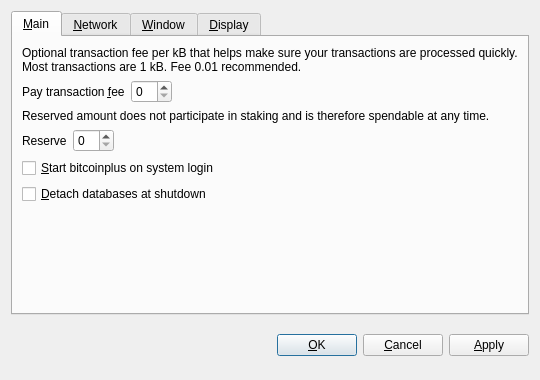
Qt form src/qt/forms/optionsdialog.ui (stubma/xbcwalletsource) before a commit.
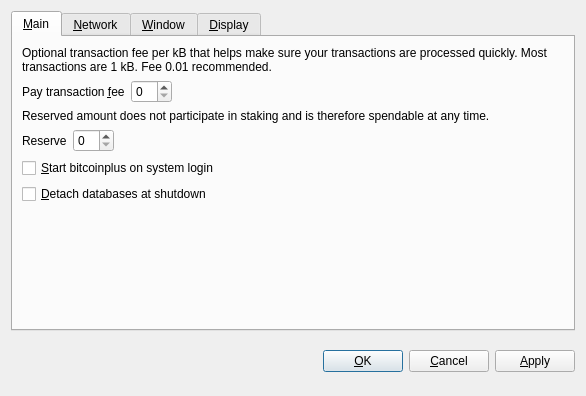
The same form after that commit. Icons and pictures are not drawn. Custom widgets are drawn as their Qt base class.

Commit message: GUI and style updates, new logos - version up

Diff of the .ui file:
```diff
--- a/src/qt/forms/optionsdialog.ui
+++ b/src/qt/forms/optionsdialog.ui
@@ -6,13 +6,274 @@
    <rect>
     <x>0</x>
     <y>0</y>
-    <width>540</width>
-    <height>380</height>
+    <width>586</width>
+    <height>396</height>
    </rect>
   </property>
   <property name="windowTitle">
    <string>Options</string>
   </property>
+  <property name="styleSheet">
+   <string notr="true">QDialog {
+        color: white;
+        background-color: #343434;
+        border: none;
+}
+
+QMainWindow {
+        color: white;
+        background-color: #343434;
+        border: none;
+}
+
+QMenu {
+        background-color: #343434;
+        color: white;
+}
+
+QMenu::item:selected {
+        background-color: #e86941;
+        color: white;
+}
+
+QMenu::item:hover {
+        background-color: #33ffff;
+        color: white;
+}
+
+QProgressBar {
+        background-color: #343434;
+        border-radius: 6px;
+        text-align: center;
+        color: white;
+}
+
+QProgressBar::chunk {
+        background: QLinearGradient(x1: 0, y1: 0, x2: 1, y2: 0, stop: 0 #000000, stop: 1 #e86941);
+        border-radius: 6px; margin: 0px;
+}
+
+QScrollArea {
+        border-radius: 6px;
+        border-width: 0;
+        border-style: none;
+        padding: 8px;
+        background-color: #000000;
+        color: white;
+}
+
+QFormLayout {
+        border-radius: 6px;
+        border-width: 0;
+        border-style: none;
+        padding: 8px;
+        background-color: #000000;
+        color: white;
+}
+
+QCheckBox {
+        border-radius: 4px;
+        border-width: 0;
+        border-style: none;
+        padding: 8px;
+        background-color: #000000;
+        color: white;
+}
+
+QVBoxLayout {
+        border-radius: 6px;
+        border-width: 0;
+        border-style: none;
+        padding: 8px;
+        background-color: #000000;
+        color: white;
+}
+
+QFrame#central {
+        background-color: #343434;
+        border: none
+}
+
+QFrame#SendCoinsEntry {
+        background-color: #343434;
+        border: none;
+        min-width: 10em;
+        padding: 6px;
+}
+
+QFrame#frame, QFrame#frame_2, QFrame#frame_3 {
+        background-color: #000000;
+        border-style: plain;
+        border-width: 20px;
+        border-radius: 15px;
+        border-color: #000000;
+        min-width: 10em;
+        padding: 6px;
+}
+
+QLabel {
+        background-color: transparent;
+        color: white;
+        font-weight: normal
+}
+
+QLabel[openExternalLinks=true], QHeaderView {
+        color: #aaaaaa
+}
+
+QLabel[openExternalLinks=false] {
+        color: white;
+        font-weight: normal
+}
+
+QPushButton, QToolButton {
+        border: 2px solid #000000;
+        border-radius: 3px;
+        background-color: #000000;
+        color: white;
+        padding: 6px;
+        margin: 6px;
+}
+
+QPushButton:checked, QToolButton:checked {
+        color: #e86941;
+}
+
+QPushButton:pressed, QToolButton:pressed {
+        border-color: #e86941;
+        color: #e86941;
+}
+
+QPushButton:disabled, QToolButton:disabled {
+        color: #444;
+        background-color: #222222;
+}
+
+scrollAreaWidgetContents QToolButton {
+        border-radius: 8px;
+        border-width: 0px;
+}
+
+scrollAreaWidgetContents {
+        background: #222222
+}
+
+scrollAreaWidgetContents &gt; QFrame {
+        background-color: #222222;
+        border-width: 0px;
+        border-style: none;
+}
+
+QToolBar {
+        background: #343434;
+        border: 0px solid black;
+        padding: 3px;
+}
+
+QToolBar::handle {
+        image: url(handle.png);
+}
+
+QMenuBar {
+        background: #343434;
+}
+
+QMenuBar::item {
+        background: #343434;
+        color: white;
+}
+
+QStatusBar {
+        background: #343434;
+}
+
+QLineEdit {
+        border-radius: 6px;
+        border-width: 1px;
+        border-color: #222222;
+        padding: 8px;
+        background-color: #000000;
+        color: white;
+}
+
+QLineEdit:disabled {
+        border-radius: 6px;
+        border-width: 1px;
+        border-color: #222222;
+        padding: 8px;
+        background-color: #262626;
+        color: white;
+}
+
+QComboBox {
+        border-radius: 8px;
+        border-width: 0;
+        border-style: none;
+        padding: 4px;
+        background-color: #000000;
+        color: white;
+}
+
+payAmount {
+        border-radius: 8px;
+        border-width: 0;
+        border-style: none;
+        padding: 4px;
+        background-color: #000000;
+        color: white;
+}
+
+QComboBox::drop-down {
+        border-width: 0;
+        border-style: none;
+        background-color: #000000;
+        color: white;
+}
+
+QTableView {
+        background: #000000;
+        color: white;
+        border-style: none;
+        selection-background-color: #aaaaaa;
+        alternate-background-color: #222222;
+        selection-color: #000000;
+        border: 0px solid black;
+}
+
+QHeaderView {
+        color: #aaaaaa;
+        background-color: #000000;
+        background-image: none;
+}
+
+QHeaderView::section {
+        color: #aaaaaa;
+        background-color: #222222;
+}
+
+QHeaderView::section:checked {
+        background-color: #000000;
+}
+
+QTabWidget {
+        background: #343434;
+}
+
+QTabWidget::pane {
+        border-top: 1px solid #000000;
+        border: 2px solid #000000;
+        border-bottom-left-radius: 8px;
+        border-bottom-right-radius: 8px;
+        border-top-right-radius: 8px;
+        background: #343434;
+}
+
+QTabWidget::tab-bar {
+        left: 5px;
+}
+
+</string>
+  </property>
   <property name="modal">
    <bool>true</bool>
   </property>
```
The commit also changes 61 other files.
